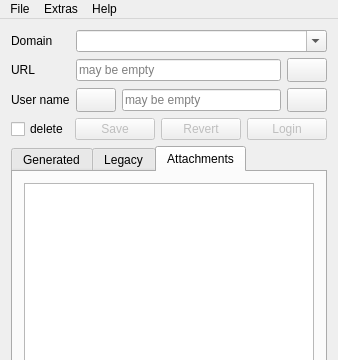
Before: the Qt Designer form Qt-SESAM/mainwindow.ui in 607011/Qt-SESAM, drawn with Qt 5; both pictures show x 0 to 338 and y 0 to 360 of the 338 by 643 pixel window.
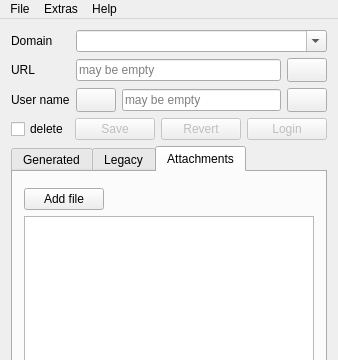
After: the same form once the commit is applied. Icons and pictures are not drawn. Custom widgets are drawn as their Qt base class.

Commit message: Added "Add file" button above attachment table.

What changed in the file:
```diff
--- a/Qt-SESAM/mainwindow.ui
+++ b/Qt-SESAM/mainwindow.ui
@@ -735,6 +735,40 @@
         <string>Attachments</string>
        </attribute>
        <layout class="QVBoxLayout" name="verticalLayout">
+        <item>
+         <layout class="QHBoxLayout" name="horizontalLayout_4">
+          <property name="topMargin">
+           <number>5</number>
+          </property>
+          <property name="rightMargin">
+           <number>6</number>
+          </property>
+          <item>
+           <widget class="QPushButton" name="addAttachmentPushButton">
+            <property name="text">
+             <string>Add file</string>
+            </property>
+            <property name="icon">
+             <iconset resource="QtSESAM.qrc">
+              <normaloff>:/images/add.png</normaloff>:/images/add.png</iconset>
+            </property>
+           </widget>
+          </item>
+          <item>
+           <spacer name="horizontalSpacer_2">
+            <property name="orientation">
+             <enum>Qt::Horizontal</enum>
+            </property>
+            <property name="sizeHint" stdset="0">
+             <size>
+              <width>40</width>
+              <height>20</height>
+             </size>
+            </property>
+           </spacer>
+          </item>
+         </layout>
+        </item>
         <item>
          <widget class="QTableWidget" name="attachmentTableWidget">
           <property name="acceptDrops">
```
The commit also changes 3 other files.
